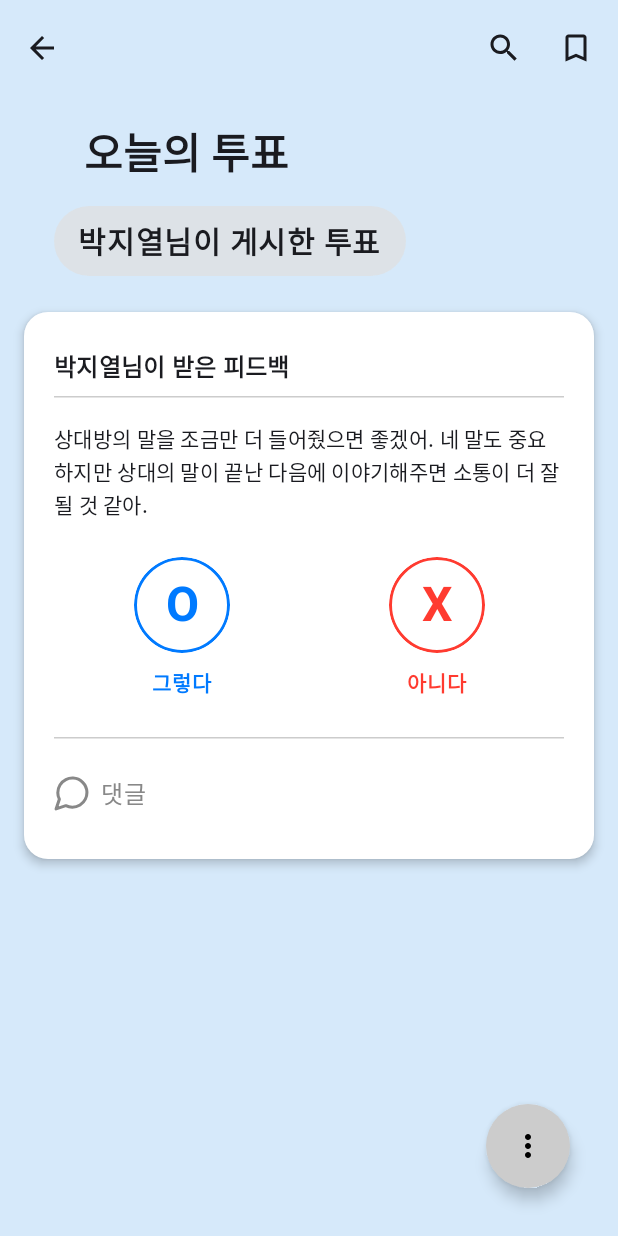
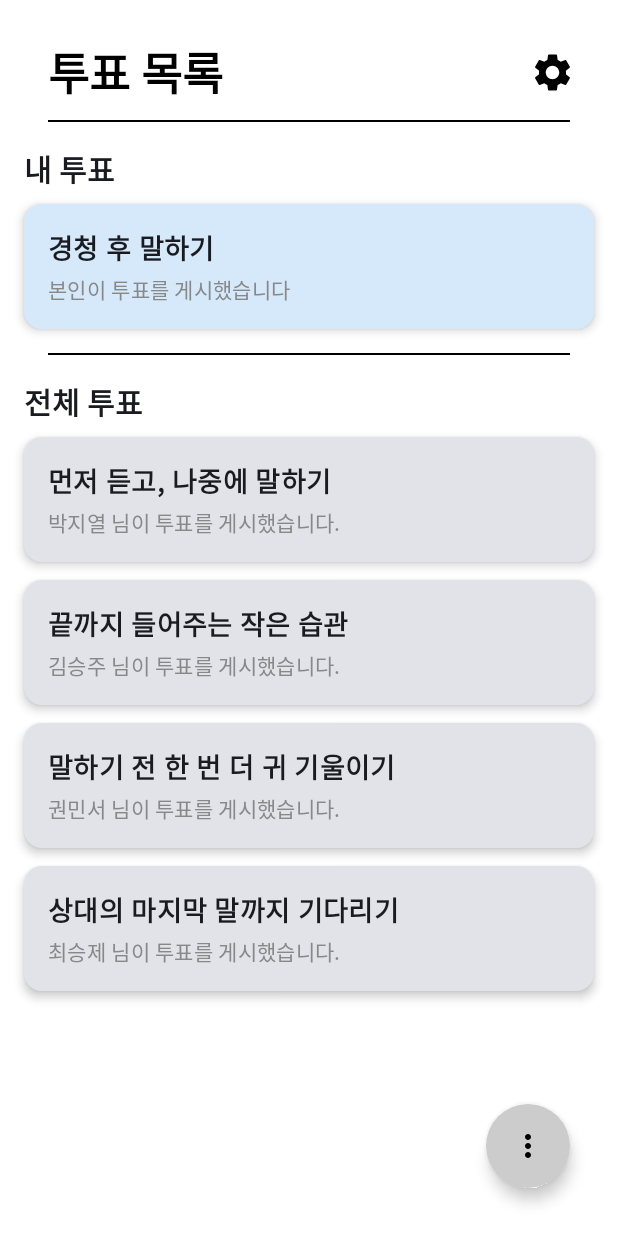
Before and after one commit to SendBack-SendBag/UI, an Android app built with Jetpack Compose: the PollListScreen screen opened through its navigation route, on a phone screen of 412 x 824 dp. Run offline under Robolectric (Android 15) with nearby library versions, the phone set to English and light mode, and no system bars; our stand-ins replace Firebase (no records; nobody signed in at launch, a user with empty details on screens opened directly).

Commit message:
feat:add VotingContainer

```diff
--- a/app/src/main/java/com/example/sendbacksendbag/Home.kt
+++ b/app/src/main/java/com/example/sendbacksendbag/Home.kt
@@ -52,7 +52,11 @@ fun HomeScreen(
                             modifier = Modifier.size(30.dp)
                         )
                     }
-                }
+                },
+                colors = TopAppBarDefaults.topAppBarColors(
+                    containerColor = Color.White,
+                    titleContentColor = Color.Black,
+                    actionIconContentColor = Color.Black                )
             )
             BlackHorizontalLine()
             Spacer(modifier = Modifier.height(30.dp))
--- a/app/src/main/java/com/example/sendbacksendbag/Main.kt
+++ b/app/src/main/java/com/example/sendbacksendbag/Main.kt
@@ -18,11 +18,9 @@ import com.example.sendbacksendbag.data.FriendsRepository
 import com.example.sendbacksendbag.ui.friends.FriendsScreen
 import com.example.sendbacksendbag.ui.login.AuthScreen
 import com.example.sendbacksendbag.ui.profile.ProfileScreenContainer
-import com.example.sendbacksendbag.ui.voting.PollScreen
 import com.example.sendbacksendbag.authentication.AuthViewModel
-import com.example.sendbacksendbag.ui.mypoll.MyPollScreen
-import com.example.sendbacksendbag.ui.voting.VotingViewModel
-import com.example.sendbacksendbag.ui.voting.VotingViewModelFactory
+import com.example.sendbacksendbag.ui.voting.MyPollScreen
+import com.example.sendbacksendbag.ui.voting.*
 
 // import com.example.sendbacksendbag.FeedbackViewModel // ViewModel import (실제 경로 확인)
 // import com.example.sendbacksendbag.R // R import
@@ -105,7 +103,7 @@ fun AppNavGraph(
             )
         }
         composable("voting") {
-            PollScreen(navController, votingViewModel) // 생성된 ViewModel 전달
+            PollListScreen(listOf(myPoll("나", "경청 후 말하기", "본인이 투표를 게시했습니다")),listOf(Poll("박지열", "먼저 듣고, 나중에 말하기", "박지열 님이 투표를 게시했습니다."), Poll("김승주", "끝까지 들어주는 작은 습관", "김승주 님이 투표를 게시했습니다."),Poll("권민서", "말하기 전 한 번 더 귀 기울이기", "권민서 님이 투표를 게시했습니다."),Poll("최승제", "상대의 마지막 말까지 기다리기", "최승제 님이 투표를 게시했습니다.")), navController) // 예시 데이터 사용)
         }
         composable("inbox") {
             InboxScreen(navController = navController) // 실제 InboxScreen Composable 사용
@@ -130,7 +128,11 @@ fun AppNavGraph(
             )
         }
         composable("mypoll") { // <<--- 새로운 경로 추가
-            MyPollScreen(navController) // MyPollScreen 연결
+            MyPollScreen(navController,votingViewModel) // MyPollScreen 연결
+        }
+        composable("poll/{pollId}") { backStackEntry ->
+            val pollId = backStackEntry.arguments?.getString("pollId") ?: ""
+            PollScreen(pollId, navController, votingViewModel) // PollScreen 연결
         }
     }
 }
--- a/app/src/main/java/com/example/sendbacksendbag/ui/voting/MyPollScreen.kt
+++ b/app/src/main/java/com/example/sendbacksendbag/ui/voting/MyPollScreen.kt
@@ -1,4 +1,4 @@
-package com.example.sendbacksendbag.ui.mypoll
+package com.example.sendbacksendbag.ui.voting
 
 import androidx.compose.foundation.background
 import androidx.compose.foundation.clickable
@@ -31,7 +31,7 @@ import kotlinx.coroutines.launch
 
 @OptIn(ExperimentalMaterial3Api::class)
 @Composable
-fun MyPollScreen(navController: NavController, viewModel: VotingViewModel = viewModel()) {
+fun MyPollScreen(navController: NavController, viewModel: VotingViewModel) {
     // BottomSheet 상태 관리
     val sheetState: SheetState = rememberModalBottomSheetState(skipPartiallyExpanded = true)
     var showBottomSheet by remember { mutableStateOf(false) }
@@ -280,12 +280,3 @@ fun PollResultBar(yesPercentage: Int, noPercentage: Int) {
         }
     }
 }
-
-@Preview(showBackground = true, backgroundColor = 0xFFD6E9FA)
-@Composable
-fun MyPollScreenPreview() {
-    val navController = rememberNavController()
-    SendBackSendBagTheme {
-        MyPollScreen(navController)
-    }
-}
--- /dev/null
+++ b/app/src/main/java/com/example/sendbacksendbag/ui/voting/VotingContainer.kt
@@ -0,0 +1,150 @@
+package com.example.sendbacksendbag.ui.voting
+
+import androidx.compose.foundation.clickable
+import androidx.compose.foundation.layout.*
+import androidx.compose.foundation.shape.RoundedCornerShape
+import androidx.compose.material.icons.Icons
+import androidx.compose.material.icons.filled.Settings
+import androidx.compose.material3.*
+import androidx.compose.runtime.Composable
+import androidx.compose.ui.Alignment
+import androidx.compose.ui.Modifier
+import androidx.compose.ui.graphics.Color
+import androidx.compose.ui.text.font.FontWeight
+import androidx.compose.ui.unit.dp
+import androidx.compose.ui.unit.sp
+import androidx.navigation.NavHostController
+import com.example.sendbacksendbag.BlackHorizontalLine
+import com.example.sendbacksendbag.ExpandableFabExample
+
+// 투표 데이터 모델
+data class Poll(
+    val id: String,
+    val title: String,
+    val subtitle: String
+)
+data class myPoll(
+    val id: String,
+    val title: String,
+    val subtitle: String
+)
+
+@OptIn(ExperimentalMaterial3Api::class)
+@Composable
+fun PollListScreen(
+    mypolls: List<myPoll>,
+    polls: List<Poll>,
+    navController: NavHostController
+) {Box {
+    Surface(
+        modifier = Modifier.fillMaxSize(),
+        color = Color(0xFFFFFFFF)
+    ) {
+        Column(modifier = Modifier.padding(16.dp)) {
+            TopAppBar(
+                title = { Text(text = "투표 목록", fontWeight = FontWeight.Black, fontSize = 30.sp) },
+                actions = {
+                    IconButton(onClick = {navController.navigate("settings")}) {
+                        Icon(
+                            imageVector = Icons.Default.Settings,
+                            contentDescription = "Settings",
+                            modifier = Modifier.size(30.dp)
+                        )
+                    }
+                },
+                colors = TopAppBarDefaults.topAppBarColors(
+                    containerColor = Color(0xFFFFFFFF),
+                    titleContentColor = Color.Black,
+                    actionIconContentColor = Color.Black
+                )
+            )
+            BlackHorizontalLine()
+            Spacer(modifier = Modifier.height(16.dp))
+            // 내 투표 목록
+            Text(
+                text = "내 투표",
+                style = MaterialTheme.typography.titleLarge.copy(fontSize = 20.sp, fontWeight = FontWeight.Bold),
+                modifier = Modifier.padding(bottom = 8.dp)
+            )
+            Column(verticalArrangement = Arrangement.spacedBy(12.dp)) {
+                mypolls.forEach { poll ->
+                    Card(
+                        modifier = Modifier
+                            .fillMaxWidth()
+                            .clickable { navController.navigate("mypoll") },
+                        shape = RoundedCornerShape(12.dp),
+                        elevation = CardDefaults.cardElevation(defaultElevation = 4.dp),
+                        colors = CardDefaults.cardColors(containerColor = Color(0xFFD6E9FA))
+                    ) {
+                        Column(
+                            modifier = Modifier
+                                .fillMaxWidth()
+                                .padding(16.dp)
+                        ) {
+                            Text(
+                                text = poll.title,
+                                style = MaterialTheme.typography.titleMedium.copy(
+                                    fontSize = 18.sp,
+                                    fontWeight = FontWeight.SemiBold
+                                )
+                            )
+                            Spacer(modifier = Modifier.height(4.dp))
+                            Text(
+                                text = poll.subtitle,
+                                style = MaterialTheme.typography.bodyMedium.copy(fontSize = 14.sp),
+                                color = Color.Gray
+                            )
+                        }
+                    }
+                }
+            }
+            Spacer(modifier = Modifier.height(16.dp))
+            BlackHorizontalLine()
+            Spacer(modifier = Modifier.height(16.dp))
+            // 전체 투표 목록
+            Text(
+                text = "전체 투표",
+                style = MaterialTheme.typography.titleLarge.copy(fontSize = 20.sp, fontWeight = FontWeight.Bold),
+                modifier = Modifier.padding(bottom = 8.dp)
+            )
+            Column(verticalArrangement = Arrangement.spacedBy(12.dp)) {
+                polls.forEach { poll ->
+                    Card(
+                        modifier = Modifier
+                            .fillMaxWidth()
+                            .clickable { navController.navigate("poll/${poll.id}") },
+                        shape = RoundedCornerShape(12.dp),
+                        elevation = CardDefaults.cardElevation(defaultElevation = 4.dp)
+                    ) {
+                        Column(
+                            modifier = Modifier
+                                .fillMaxWidth()
+                                .padding(16.dp)
+                        ) {
+                            Text(
+                                text = poll.title,
+                                style = MaterialTheme.typography.titleMedium.copy(
+                                    fontSize = 18.sp,
+                                    fontWeight = FontWeight.SemiBold
+                                )
+                            )
+                            Spacer(modifier = Modifier.height(4.dp))
+                            Text(
+                                text = poll.subtitle,
+                                style = MaterialTheme.typography.bodyMedium.copy(fontSize = 14.sp),
+                                color = Color.Gray
+                            )
+                        }
+                    }
+                }
+            }
+        }
+    }
+    ExpandableFabExample(
+        modifier = Modifier
+            .align(Alignment.BottomEnd)
+            .padding(16.dp),
+        navController = navController
+    )
+}
+}
--- a/app/src/main/java/com/example/sendbacksendbag/ui/voting/VotingScreen.kt
+++ b/app/src/main/java/com/example/sendbacksendbag/ui/voting/VotingScreen.kt
@@ -42,7 +42,7 @@ import kotlinx.coroutines.launch
 
 @OptIn(ExperimentalMaterial3Api::class)
 @Composable
-fun PollScreen(navController: NavController, viewModel: VotingViewModel = viewModel()) { // ViewModel 주입
+fun PollScreen(name:String,navController: NavController, viewModel: VotingViewModel = viewModel()) { // ViewModel 주입
     val sheetState: SheetState = rememberModalBottomSheetState(skipPartiallyExpanded = true)
     var showBottomSheet by remember { mutableStateOf(false) }
     val scope = rememberCoroutineScope()
@@ -85,7 +85,7 @@ fun PollScreen(navController: NavController, viewModel: VotingViewModel = viewMo
             },
             containerColor = Color(0xFFD6E9FA)
         ) { innerPadding ->
-            PollContent(Modifier.padding(innerPadding), viewModel)// ViewModel 전달
+            PollContent(name,Modifier.padding(innerPadding), viewModel)// ViewModel 전달
         }
         ExpandableFabExample(
             modifier = Modifier
@@ -113,7 +113,7 @@ fun PollScreen(navController: NavController, viewModel: VotingViewModel = viewMo
 
 @OptIn(ExperimentalMaterial3Api::class)
 @Composable
-fun PollContent(modifier: Modifier = Modifier, viewModel: VotingViewModel) { // ViewModel 받기
+fun PollContent(name:String,modifier: Modifier = Modifier, viewModel: VotingViewModel) { // ViewModel 받기
     val sheetState: SheetState = rememberModalBottomSheetState(skipPartiallyExpanded = true)
     var showBottomSheet by remember { mutableStateOf(false) }
     val scope = rememberCoroutineScope()
@@ -142,7 +142,7 @@ fun PollContent(modifier: Modifier = Modifier, viewModel: VotingViewModel) { //
             ) {
                 Spacer(modifier = Modifier.padding(10.dp))
                 Text(
-                    text = "박지열님이 게시한 투표",
+                    text = name+"님이 게시한 투표",
                     fontSize = 20.sp,
                     fontWeight = FontWeight.SemiBold,
                     modifier = Modifier.padding(horizontal = 16.dp, vertical = 8.dp)
@@ -150,7 +150,7 @@ fun PollContent(modifier: Modifier = Modifier, viewModel: VotingViewModel) { //
             }
         }
 
-        FeedbackCard(
+        FeedbackCard(name,
             onChatIconClick = {
                 scope.launch {
                     showBottomSheet = true
@@ -177,7 +177,8 @@ fun PollContent(modifier: Modifier = Modifier, viewModel: VotingViewModel) { //
 }
 
 @Composable
-fun FeedbackCard(onChatIconClick: () -> Unit) {
+fun FeedbackCard(name:String,
+    onChatIconClick: () -> Unit) {
     var selectedOption by remember { mutableStateOf<PollOption?>(null) }
 
     Card(
@@ -194,7 +195,7 @@ fun FeedbackCard(onChatIconClick: () -> Unit) {
                 .padding(horizontal = 20.dp, vertical = 24.dp)
         ) {
             Text(
-                text = "박지열님이 받은 피드백",
+                text = name+"님이 받은 피드백",
                 style = MaterialTheme.typography.titleMedium.copy(fontWeight = FontWeight.Bold),
                 modifier = Modifier.padding(bottom = 8.dp)
             )
@@ -472,12 +473,3 @@ fun OptionItem(
         )
     }
 }
-
-@Preview(showBackground = true, backgroundColor = 0xFFE7F0FE)
-@Composable
-fun PollScreenPreview() {
-    val navController = rememberNavController()
-    SendBackSendBagTheme {
-        PollScreen(navController)
-    }
-}
```
